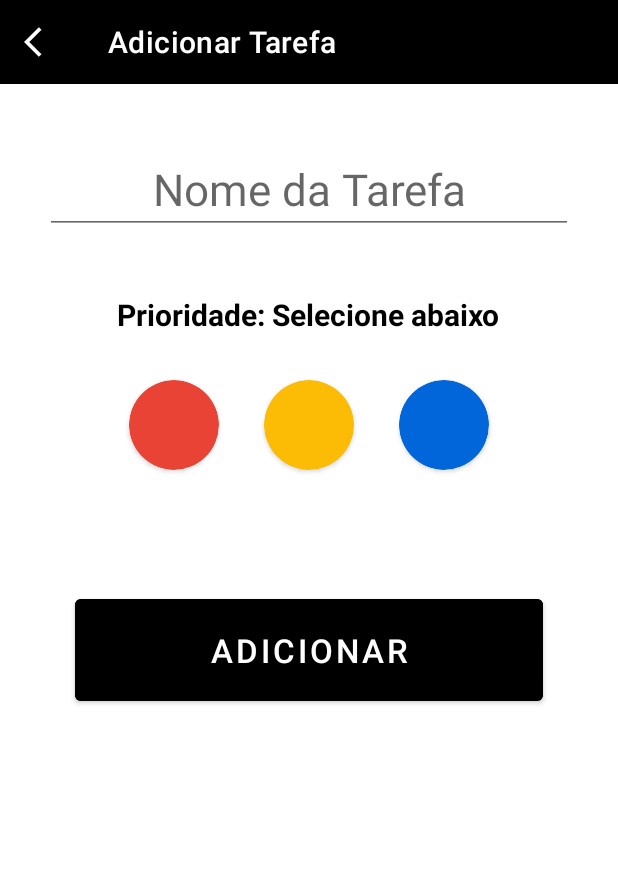
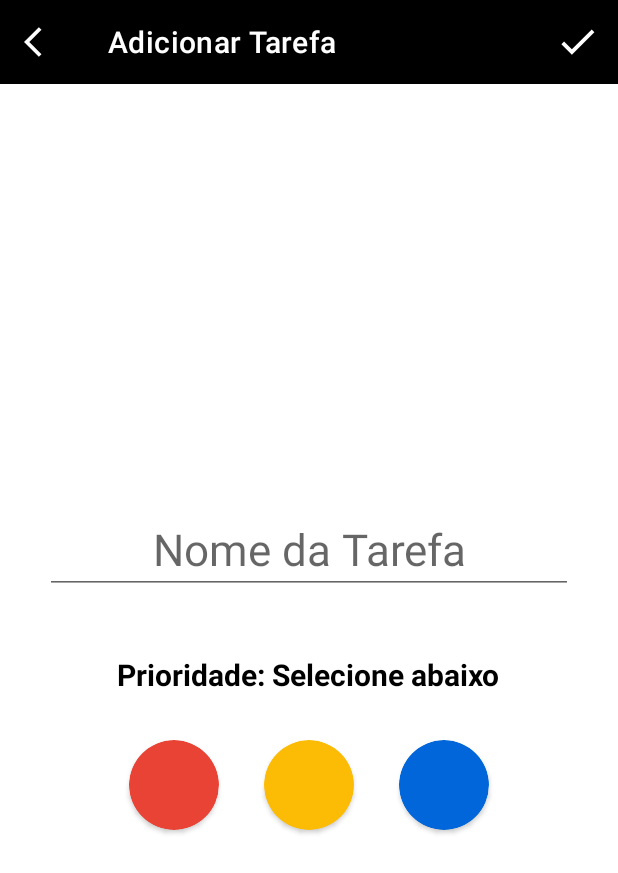
Before and after one commit to BrunoRibeirods/Tasks-app, an Android app: the TaskAddFragment screen opened through its navigation route, on a phone screen of 412 x 824 dp. Shown: the top 873 px of the screen. Run offline under Robolectric (Android 15) with nearby library versions, the phone set to English and light mode, and no system bars; our stand-ins replace Room's generated code.

Commit message:
Fixing editText layout

```diff
--- a/app/src/main/res/layout/fragment_task_add.xml
+++ b/app/src/main/res/layout/fragment_task_add.xml
@@ -9,6 +9,7 @@
 
         <androidx.appcompat.widget.Toolbar
             app:titleTextColor="@color/white"
+            app:menu="@menu/menu_add_task"
             android:id="@+id/toolbar_add_task"
             android:layout_width="match_parent"
             app:title="Adicionar Tarefa"
@@ -19,6 +20,7 @@
 
 
             <LinearLayout
+                android:gravity="center"
                 android:layout_width="match_parent"
                 android:orientation="vertical"
                 android:layout_height="match_parent">
@@ -30,6 +32,10 @@
                     android:gravity="center"
                     android:layout_width="match_parent"
                     android:layout_height="wrap_content"
+                    android:inputType="textMultiLine"
+                    android:isScrollContainer="true"
+                    android:scrollbarAlwaysDrawVerticalTrack="true"
+                    android:scrollbars="vertical"
                     android:hint="Nome da Tarefa"
                     android:textSize="29sp"/>
 
@@ -92,26 +98,7 @@
                 </LinearLayout>
 
 
-                <Button
-                    android:id="@+id/btn_add_task"
-                    android:layout_width="match_parent"
-                    android:layout_gravity="bottom"
-                    android:layout_marginHorizontal="50dp"
-                    android:layout_marginTop="50dp"
-                    android:backgroundTint="@color/black"
-                    android:text="Adicionar"
-                    android:textSize="22sp"
-                    android:layout_height="80dp"/>
-
             </LinearLayout>
 
 
-
-
-
-
-
-
-
-
 </LinearLayout>
```
